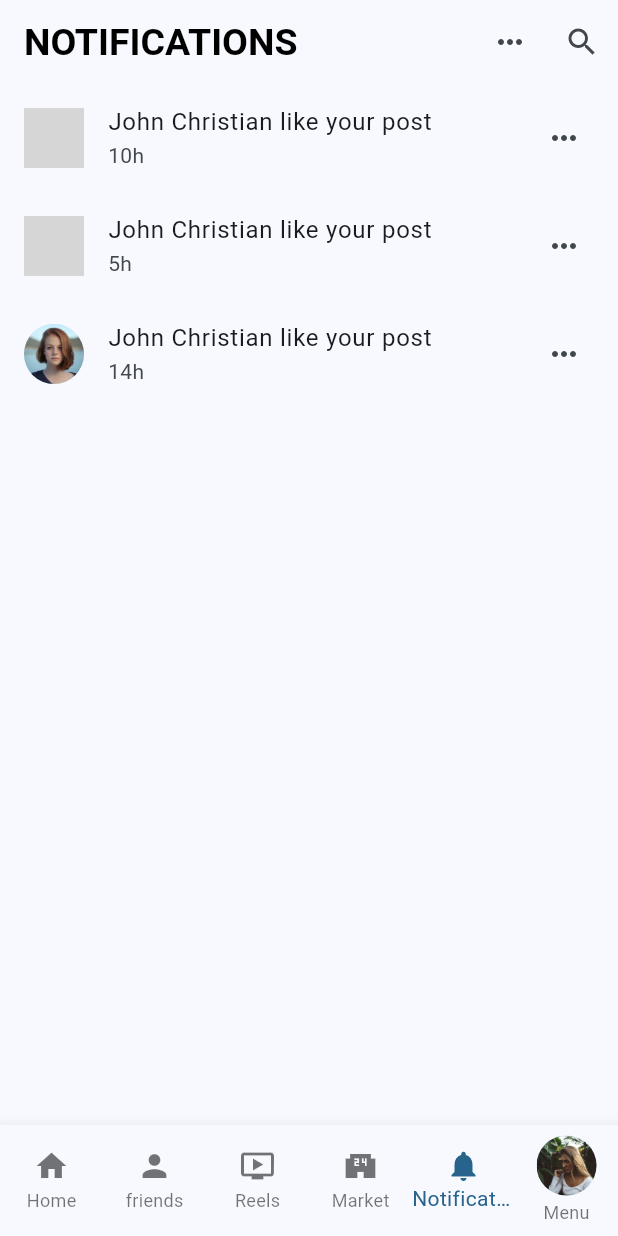
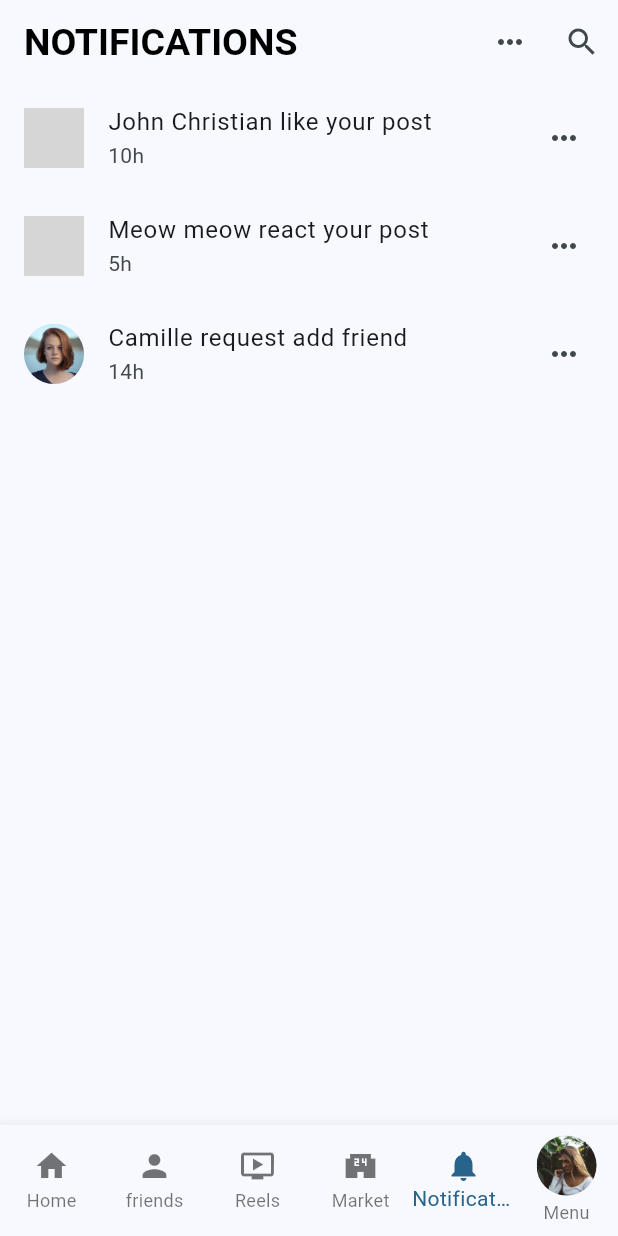
Before and after one commit to johnchristianlacson23-cyber/flutter_project_laccson_49, a Flutter app: the screen it shows after launch, item 5 of the bottom bar chosen, after a tap on the "keyboard control" icon, on a phone screen of 412 x 824 dp. Run offline on Flutter 3.47's test engine with Material 3 defaults, Android fonts, the phone set to English and light mode, and no system bars; grey boxes are pictures that could not be loaded.

Commit message:
newsfeed_lacson

```diff
--- a/facebook/lib/pages/newsfeed.dart
+++ b/facebook/lib/pages/newsfeed.dart
@@ -1,5 +1,6 @@
 import 'package:facebook/model/story_model.dart';
 import 'package:facebook/widgets/createpost.dart';
+import 'package:facebook/widgets/newsfeed_post.dart';
 import 'package:facebook/widgets/storieslist.dart';
 import 'package:flutter/material.dart';
 
@@ -67,13 +68,29 @@ class _NewsfeedState extends State<Newsfeed> {
           DrawerButton(),
       ],
       ),
-      body: Column(
-        children: [Createpost(),
-        StoriesList(
-          stories: stories,
-          onStoryTap: (story) {},
-        )
-        ],
+      body: SingleChildScrollView(
+        child: Column(
+          children: [
+            Createpost(),
+          // Stories List
+             NewsFeedPost(),
+            NewsFeedPost(
+              name: "John Christian",
+              caption: "This is a new profile pic.",
+              imageurl: "assets/profile/prof3.jpg",
+            ),
+             NewsFeedPost(
+              name: "John Christian",
+              caption: "This is a sample caption for the post.",
+              imageurl: 'assets/myday/myday4.jpg',
+            ),
+             NewsFeedPost(
+              name: "John Christian",
+              caption: "This is a sample caption for the post.",
+              imageurl: 'assets/myday/myday2.jpg',
+              ),
+          ],
+        ),
       ),
     );
   }
--- a/facebook/lib/pages/notification.dart
+++ b/facebook/lib/pages/notification.dart
@@ -32,7 +32,7 @@ class _NotificationPageState extends State<NotificationPage> {
           leading: CircleAvatar(
             backgroundImage: AssetImage('assets/profile/prof4.jpg'),
             ),
-          title: Text('John Christian like your post'),
+          title: Text('Meow meow react your post'),
           subtitle: Text('5h'),
           trailing: Icon( Icons.more_horiz),
           ),
@@ -40,7 +40,7 @@ class _NotificationPageState extends State<NotificationPage> {
           leading: CircleAvatar(
             backgroundImage: AssetImage('assets/profile/prof5.jpg'),
             ),
-          title: Text('John Christian like your post'),
+          title: Text('Camille request add friend'),
           subtitle: Text('14h'),
           trailing: Icon( Icons.more_horiz),
           ),
--- /dev/null
+++ b/facebook/lib/widgets/newsfeed_post.dart
@@ -0,0 +1,64 @@
+import 'package:flutter/material.dart';
+
+class NewsFeedPost extends StatelessWidget {
+  final String? name;
+  final String? caption;
+  final String? imageurl;
+  const NewsFeedPost({super.key, this.name, this.caption, this.imageurl});
+
+  @override
+  Widget build(BuildContext context) {
+    return Column(
+      children: [
+        GestureDetector(
+          onTap: () {},
+          child: Container(
+              child: Column(
+            crossAxisAlignment: CrossAxisAlignment.start,
+            mainAxisAlignment: MainAxisAlignment.start,
+            children: [
+              ListTile(
+                leading: const CircleAvatar(
+                  backgroundImage: AssetImage("assets/profile/prof1.jpg"),
+                ),
+                title: RichText(
+                  text: TextSpan(
+                      text: name ?? "User Name",
+                      style: const TextStyle(
+                          fontWeight: FontWeight.bold, color: Colors.black),
+                      children: [
+                        TextSpan(
+                            mouseCursor: SystemMouseCursors.click,
+                            text: " Follow",
+                            style: TextStyle(color: Colors.blue))
+                      ]),
+                ),
+                subtitle: const Text("followers"),
+                trailing: const Icon(Icons.more_horiz),
+              ),
+              Padding(
+                padding: const EdgeInsets.all(8.0),
+                child:
+                    Text(caption ?? "This is a sample caption for the post."),
+              ),
+              Container(
+                height: 200,
+                width: double.infinity,
+                decoration: BoxDecoration(
+                    image: DecorationImage(
+                        fit: BoxFit.cover,
+                        image:
+                            AssetImage(imageurl ?? "assets/myday/myday1.jpg"))),
+              ),
+              ListTile(
+                leading: Icon(Icons.thumb_up_alt_outlined),
+                title: Icon(Icons.comment_outlined),
+                trailing: Icon(Icons.share_outlined),
+              )
+            ],
+          )),
+        )
+      ],
+    );
+  }
+}
```
